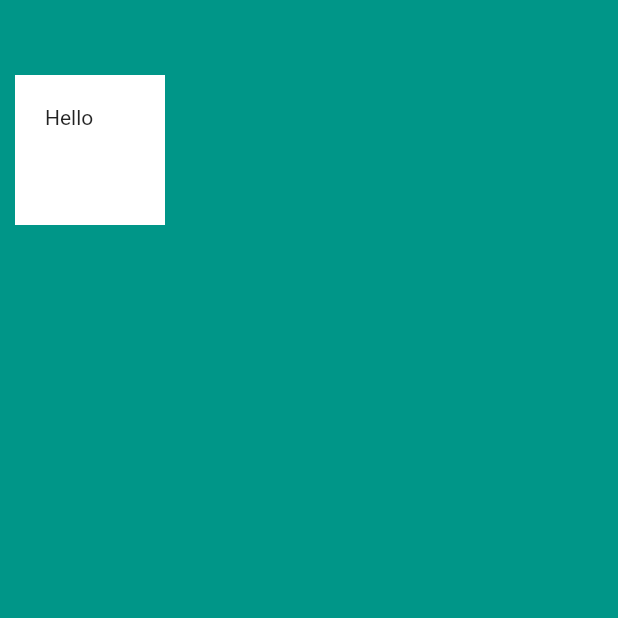
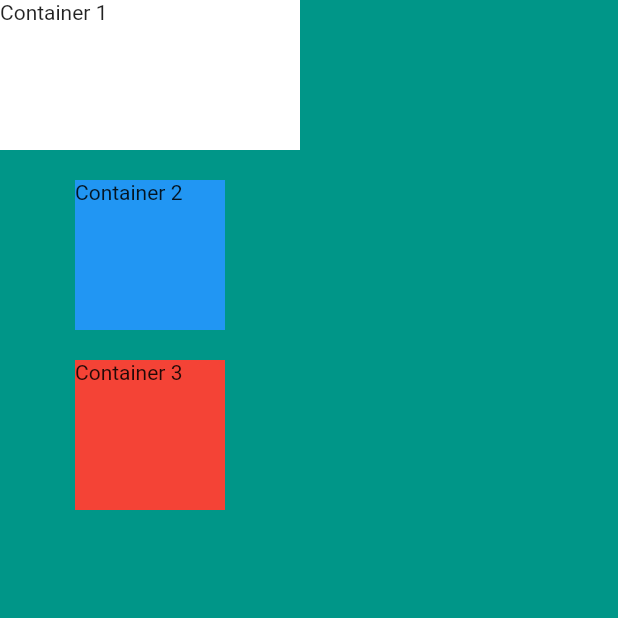
Before and after one commit to vyavdoshenko/flutter_tutorial, a Flutter app: the screen it shows after launch, on a phone screen of 412 x 824 dp, the top half of it. Run offline on Flutter 3.47's test engine with Material 2 defaults, Android fonts, the phone set to English and light mode, and no system bars.

Commit message:
MiCard project updated. Added column for widget container

```diff
--- a/mi_card/lib/main.dart
+++ b/mi_card/lib/main.dart
@@ -12,13 +12,34 @@ class MyApp extends StatelessWidget {
       home: Scaffold(
         backgroundColor: Colors.teal,
         body: SafeArea(
-          child: Container(
-            height: 100.0,
-            width: 100.0,
-            margin: EdgeInsets.symmetric(vertical: 50.0, horizontal: 10.0),
-            padding: EdgeInsets.all(20.0),
-            color: Colors.white,
-            child: Text('Hello'),
+          child: Column(
+            crossAxisAlignment: CrossAxisAlignment.center,
+            children: <Widget>[
+              Container(
+                height: 100.0,
+                width: 200.0,
+                color: Colors.white,
+                child: Text('Container 1'),
+              ),
+              SizedBox(
+                height: 20,
+              ),
+              Container(
+                height: 100.0,
+                width: 100.0,
+                color: Colors.blue,
+                child: Text('Container 2'),
+              ),
+              SizedBox(
+                height: 20,
+              ),
+              Container(
+                height: 100.0,
+                width: 100.0,
+                color: Colors.red,
+                child: Text('Container 3'),
+              ),
+            ],
           ),
         ),
       ),
```
